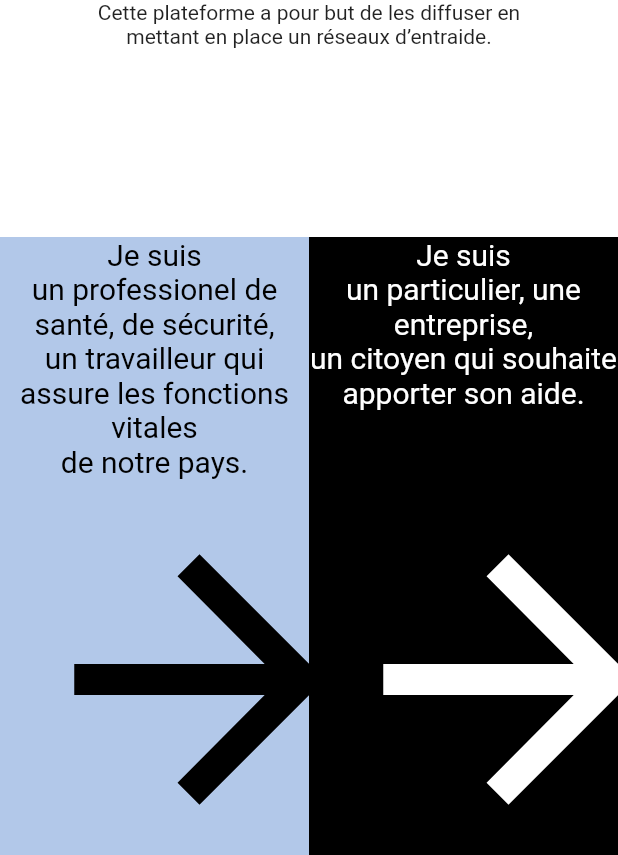
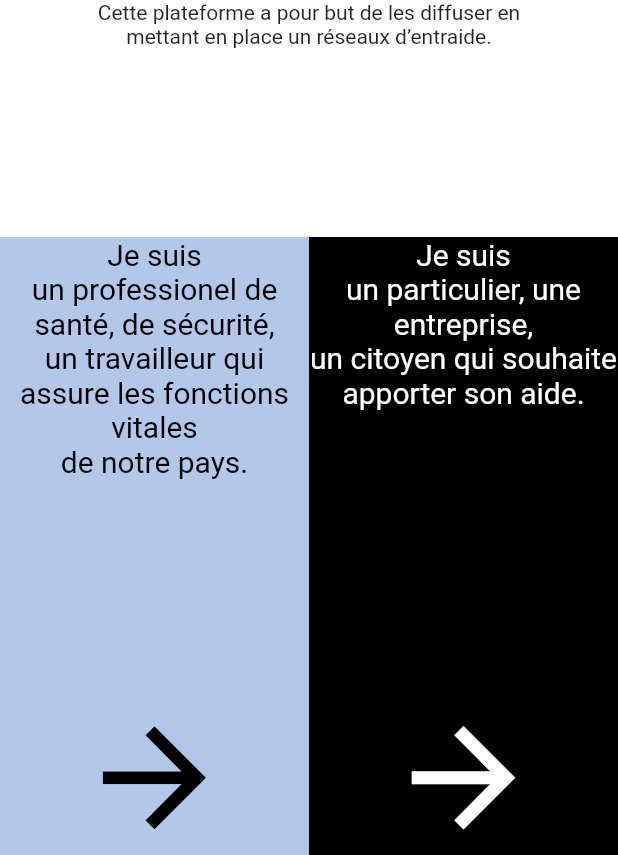
Before and after one commit to pnogier/COVID19, a Flutter app: the screen it shows after launch, on a phone screen of 412 x 824 dp, the part 381-1236 px from its top. Run offline on Flutter 3.47's test engine with Material 2 defaults, Android fonts, the phone set to English and light mode, and no system bars; our stand-ins replace cloud_firestore; missing offline and left inert: dart:html; accounts and stored records are empty.

Commit message:
add list.dart

```diff
--- a/lib/infos.dart
+++ b/lib/infos.dart
@@ -1,2 +1,5 @@
+import 'package:flutter/material.dart';
+
 bool ishospital;
 String postalcode;
+final myController = TextEditingController();
--- a/lib/main.dart
+++ b/lib/main.dart
@@ -1,4 +1,3 @@
-import 'package:cloud_firestore/cloud_firestore.dart';
 import 'package:flutter/material.dart';
 import 'Utils/pageroutetransition.dart';
 import 'postalcode.dart';
@@ -95,7 +94,9 @@ un citoyen qui souhaite apporter son aide.''', Colors.white, context, false),),
 }
 
 Widget mycontent(String text, Color color, BuildContext context, bool mybool) {
-  return Column(
+  return InkWell(
+    onTap: () => [Navigator.push(context, SlideRightRoute(page: Postalcode())), ishospital = mybool],
+      child: Column(
       crossAxisAlignment: CrossAxisAlignment.center,
       children: <Widget>[
         Text(
@@ -105,13 +106,14 @@ Widget mycontent(String text, Color color, BuildContext context, bool mybool) {
         ),
         Spacer(),
         Align(
-        alignment: Alignment.bottomRight,
+          alignment: Alignment.center,
           child: SizedBox(
-          height: 250,
-          width: 250,
-          child: IconButton(icon: Icon (Icons.arrow_forward, size: 250, color: color), onPressed:() => [Navigator.push(context, SlideRightRoute(page: Postalcode())), ishospital = mybool],)),
+            height: MediaQuery.of(context).size.width / 4,
+            width: MediaQuery.of(context).size.width / 4,
+            child: Icon (Icons.arrow_forward, size: MediaQuery.of(context).size.width / 4, color: color))
         ),
       ],
+    ),
   );
 }
 //Navigator.push(context, SlideRightRoute(page: Screen2()))
```
Also changed, not shown: lib/list.dart (added, +67 -0 lines), lib/postalcode.dart (+2 -8 lines). Lines whose indentation alone changed are shown as unchanged.
